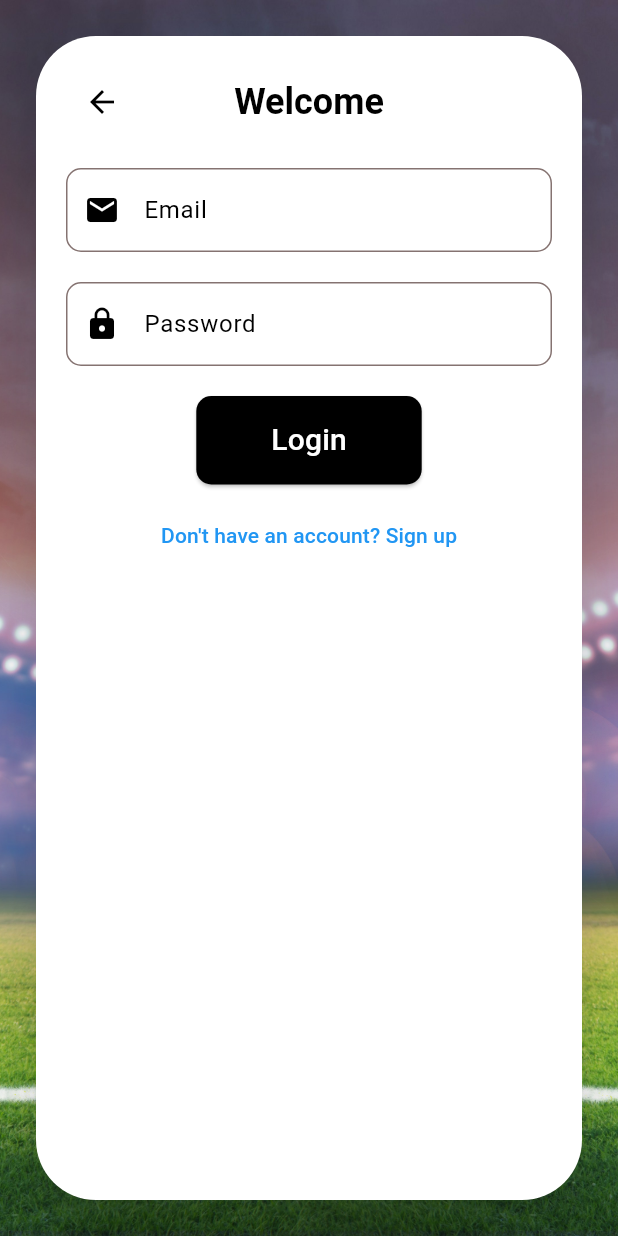
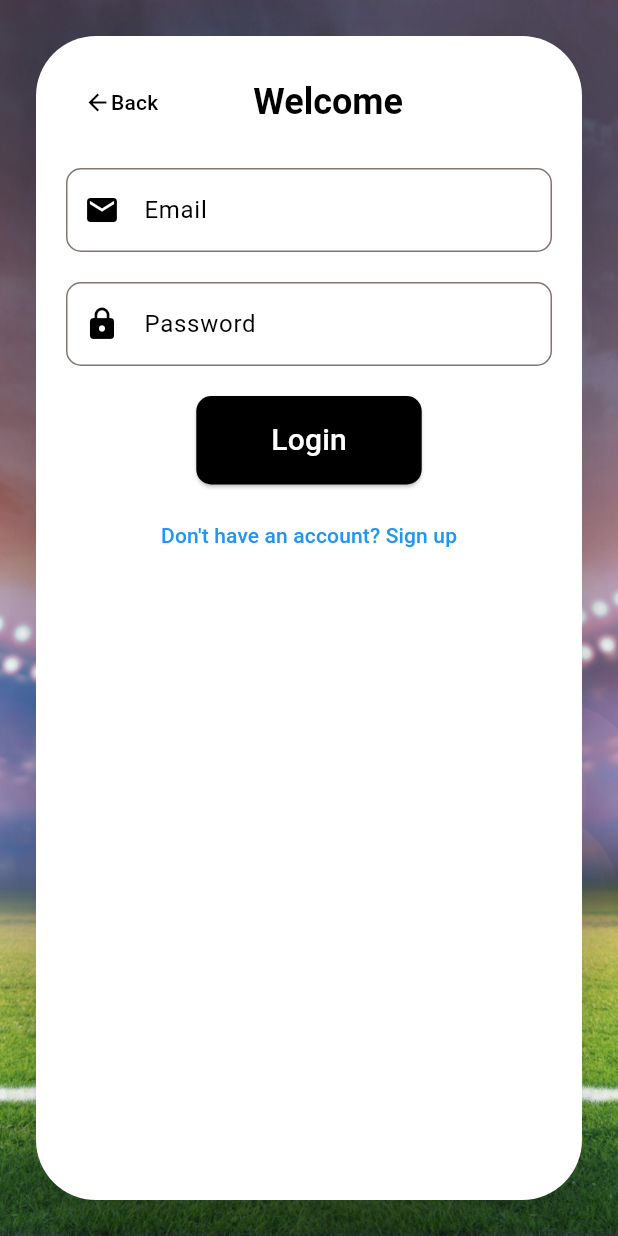
Before and after one commit to sailingsam/House-Arena-web-app, a Flutter app: the LoginSignupPage screen opened directly, on a phone screen of 412 x 824 dp. Run offline on Flutter 3.47's test engine with Material 3 defaults, Android fonts, the phone set to English and light mode, and no system bars; our stand-ins replace appwrite, google_fonts.

Commit message:
after git host gadbad

```diff
--- a/lib/login_signup.dart
+++ b/lib/login_signup.dart
@@ -74,15 +74,14 @@ class _LoginSignupPageState extends State<LoginSignupPage>
   void handleLogin() {
     if (_loginFormKey.currentState!.validate()) {
       // Handle login action
-      if (_loginFormKey.currentState!.validate()) {
       loginUser(emailController.text, passwordController.text).then((value) {
         if (value == 'User logged in successfully') {
-            // Handle successful signup
+          // Handle successful login
           showDialog(
             context: context,
             builder: (BuildContext context) {
               Future.delayed(const Duration(seconds: 3), () {
-                  Navigator.of(context).pushReplacement(
+                Navigator.of(context).pushAndRemoveUntil(
                   PageRouteBuilder(
                     pageBuilder: (context, animation, secondaryAnimation) =>
                         const MyHomePage(),
@@ -104,20 +103,20 @@ class _LoginSignupPageState extends State<LoginSignupPage>
                       );
                     },
                   ),
+                  (Route<dynamic> route) => false,
                 );
               });
 
               return AlertDialog(
                 title: Text('Hey there! ${emailController.text}'),
-                  content:
-                      const Text('You just unlocked \'Developers Mode\' ;)'),
+                content: const Text('You just unlocked \'Developers Mode\' ;)'),
               );
             },
           );
 
           ScaffoldMessenger.of(context).showSnackBar(
             SnackBar(
-                content: Text('Login successfull!',
+              content: Text('Login successful!',
                   style: TextStyle(
                     color: Colors.white,
                   )),
@@ -125,7 +124,7 @@ class _LoginSignupPageState extends State<LoginSignupPage>
             ),
           );
         } else {
-            // Handle signup error
+          // Handle login error
           ScaffoldMessenger.of(context).showSnackBar(
             SnackBar(
               content: Text(value,
@@ -137,7 +136,6 @@ class _LoginSignupPageState extends State<LoginSignupPage>
           );
         }
       });
-      }
     }
   }
 
@@ -208,13 +206,17 @@ class _LoginSignupPageState extends State<LoginSignupPage>
                       Row(
                         mainAxisAlignment: MainAxisAlignment.spaceBetween,
                         children: [
-                          IconButton(
-                            color: Color.fromARGB(255, 0, 0, 0),
-                            icon: Icon(Icons.arrow_back),
+                          TextButton(
                               onPressed: () {
                                 Navigator.pop(context);
                               },
-                          ),
+                              child: const Row(
+                                children: [
+                                  Icon(Icons.arrow_back, color: Colors.black),
+                                  Text('Back',
+                                      style: TextStyle(color: Colors.black)),
+                                ],
+                              )),
                           Text(
                             'Welcome',
                             style: Theme.of(context)
@@ -229,7 +231,7 @@ class _LoginSignupPageState extends State<LoginSignupPage>
                         ],
                       ),
                       const SizedBox(height: 20),
-                      Expanded(
+                      Flexible(
                         child: PageView(
                           controller: _pageController,
                           children: [
@@ -250,7 +252,9 @@ class _LoginSignupPageState extends State<LoginSignupPage>
   }
 
   Widget buildLoginForm(BuildContext context) {
-    return Form(
+    return Container(
+      height: 100,
+      child: Form(
         key: _loginFormKey,
         child: Column(
           mainAxisSize: MainAxisSize.min,
@@ -315,6 +319,7 @@ class _LoginSignupPageState extends State<LoginSignupPage>
               ),
             ),
           ],
+        ),
       ),
     );
   }
```
Lines whose indentation alone changed are shown as unchanged.
